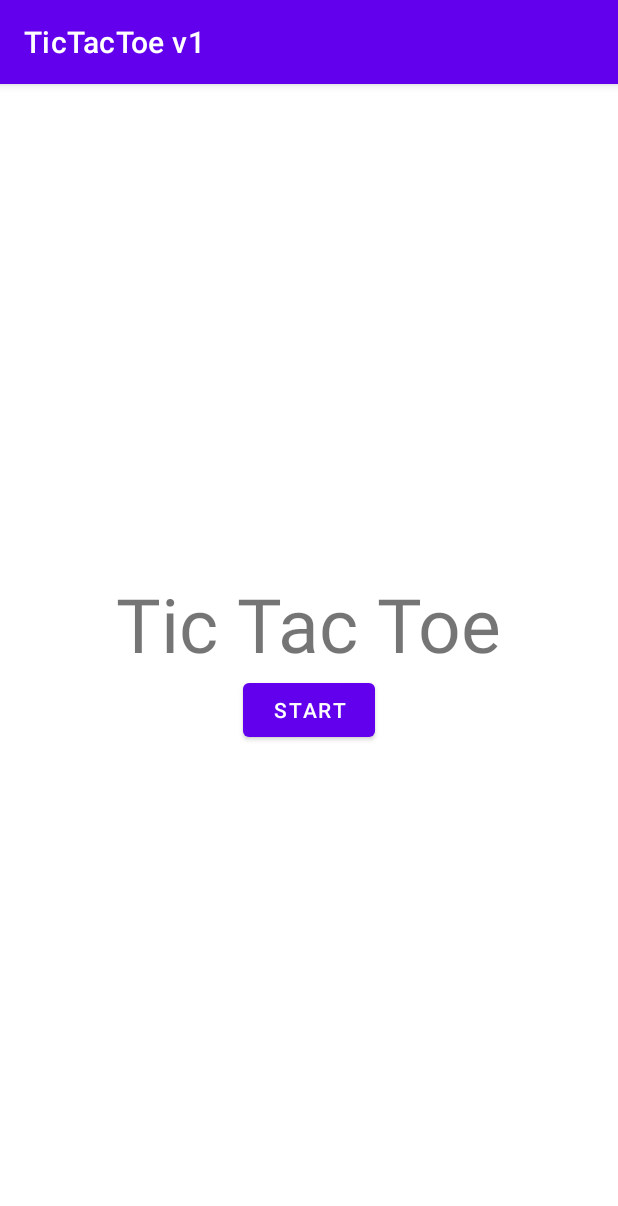
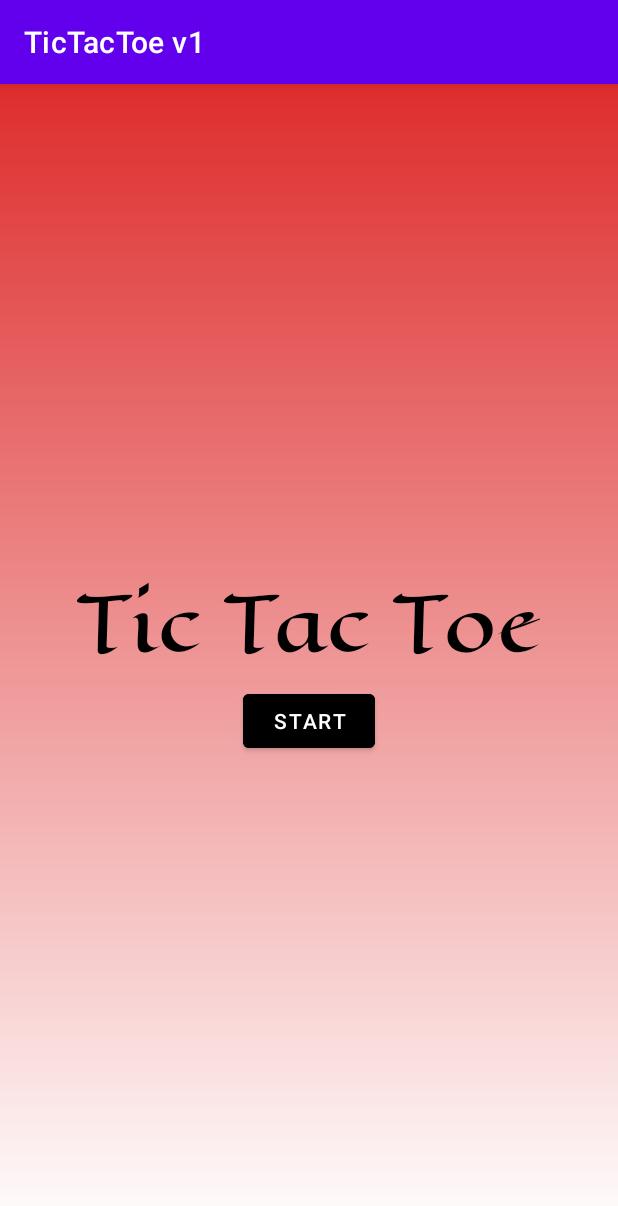
Before and after one commit to thefluffyoshi/TicTacToe_v2, an Android app: the screen it shows after launch (MainActivity2), on a phone screen of 412 x 824 dp. Shown: the top 1206 px of the screen. Run offline under Robolectric (Android 15) with nearby library versions, the phone set to English and light mode, and no system bars.

Commit message:
gradient red to white, font Eagle Lake

```diff
--- /dev/null
+++ b/app/src/main/res/drawable/gradient.xml
@@ -0,0 +1,8 @@
+<?xml version="1.0" encoding="utf-8"?>
+<shape xmlns:android="http://schemas.android.com/apk/res/android">
+    <gradient
+        android:startColor="@color/white"
+        android:endColor="@color/red"
+        android:angle="90"
+        />
+</shape>
--- a/app/src/main/res/layout/activity_main2.xml
+++ b/app/src/main/res/layout/activity_main2.xml
@@ -5,6 +5,7 @@
     android:layout_height="match_parent"
     android:orientation="vertical"
     android:gravity="center"
+    android:background="@drawable/gradient"
     tools:context=".MainActivity2">
 
 
@@ -12,14 +13,17 @@
         android:id="@+id/textView"
         android:layout_width="wrap_content"
         android:layout_height="wrap_content"
-        android:textSize="50dp"
-        android:text="Tic Tac Toe" />
+        android:text="Tic Tac Toe"
+        android:fontFamily="@font/eagle_lake"
+        android:textColor="@color/black"
+        android:textSize="50dp" />
 
     <Button
         android:id="@+id/button"
         android:layout_width="wrap_content"
         android:layout_height="wrap_content"
         android:onClick="onClickPage2"
+        android:backgroundTint="@color/black"
         android:text="Start" />
 
 </LinearLayout>
```
Also changed, not shown: app/src/main/res/font/eagle_lake.ttf (added).
